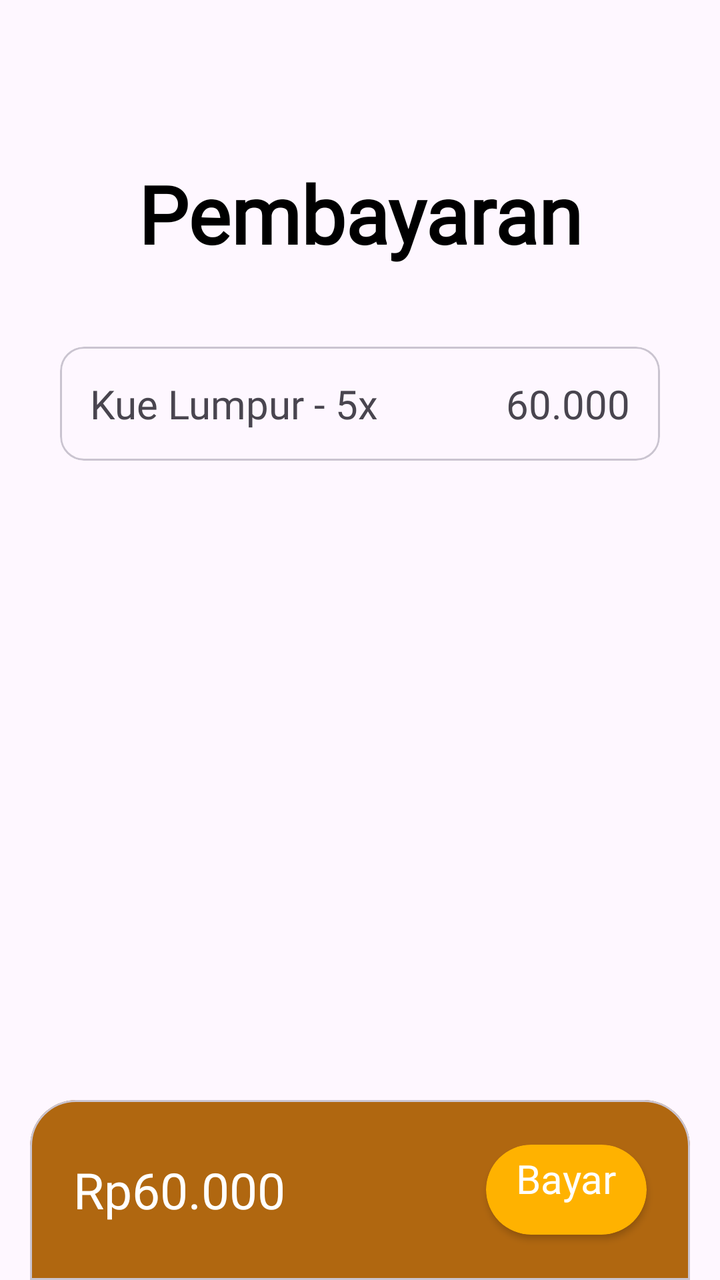
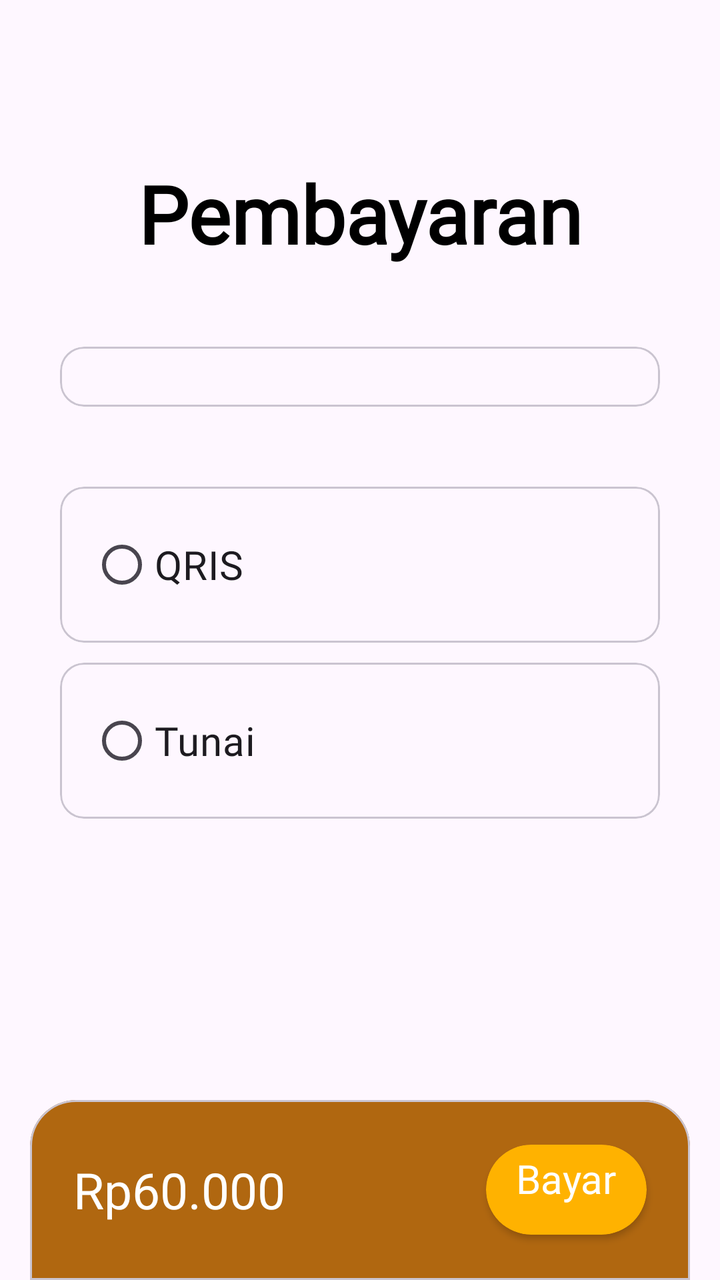

Compare the two renders of this Android layout. The source of the first and the diff that turns it into the second are given below.
<!-- AndroidManifest.xml: application theme Theme.ProjekPenjualanHilmi -->
<!-- res/layout/activity_mod_transaksi.xml -->
<?xml version="1.0" encoding="utf-8"?>
<androidx.constraintlayout.widget.ConstraintLayout xmlns:android="http://schemas.android.com/apk/res/android"
    xmlns:app="http://schemas.android.com/apk/res-auto"
    xmlns:tools="http://schemas.android.com/tools"
    android:id="@+id/main"
    android:layout_width="match_parent"
    android:layout_height="match_parent"
    tools:context=".kategori.ModKategori">

    <ScrollView
        android:layout_width="match_parent"
        android:layout_height="0dp"
        app:layout_constraintTop_toTopOf="parent"
        app:layout_constraintBottom_toTopOf="@id/layoutPesanSekarang">

        <androidx.constraintlayout.widget.ConstraintLayout
            android:layout_width="match_parent"
            android:layout_height="wrap_content">

            <TextView
                android:layout_width="wrap_content"
                android:layout_height="wrap_content"
                android:text="Pembayaran"
                android:id="@+id/tvPembayaran"
                app:layout_constraintStart_toStartOf="parent"
                app:layout_constraintEnd_toEndOf="parent"
                android:fontFamily="@font/alata"
                android:textStyle="bold"
                android:textSize="40sp"
                android:layout_marginTop="80dp"
                app:layout_constraintTop_toTopOf="parent"
                android:textColor="@color/black"/>

            <com.google.android.material.card.MaterialCardView
                android:id="@+id/cvKeteranganPembelian"
                android:layout_width="match_parent"
                android:layout_height="wrap_content"
                app:layout_constraintStart_toStartOf="parent"
                app:layout_constraintEnd_toEndOf="parent"
                android:layout_marginStart="30dp"
                app:boxCornerRadiusBottomEnd="23dp"
                app:boxCornerRadiusTopStart="23dp"
                app:boxCornerRadiusBottomStart="23dp"
                app:boxCornerRadiusTopEnd="23dp"
                android:layout_marginTop="40dp"
                android:layout_marginEnd="30dp"
                android:textColorHint="@color/black"
                app:layout_constraintTop_toBottomOf="@id/tvPembayaran">

                <androidx.constraintlayout.widget.ConstraintLayout
                    android:layout_width="match_parent"
                    android:layout_height="wrap_content"
                    android:layout_margin="15dp">

                    <TextView
                        android:layout_width="wrap_content"
                        android:layout_height="wrap_content"
                        android:text="Kue Lumpur - 5x"
                        app:layout_constraintStart_toStartOf="parent"
                        tools:ignore="MissingConstraints"
                        android:textSize="20sp"
                        android:fontFamily="@font/alata"/>

                    <TextView
                        android:layout_width="wrap_content"
                        android:layout_height="wrap_content"
                        android:text="60.000"
                        app:layout_constraintEnd_toEndOf="parent"
                        android:textSize="20sp"
                        tools:ignore="MissingConstraints"
                        android:fontFamily="@font/alata"/>

                </androidx.constraintlayout.widget.ConstraintLayout>

            </com.google.android.material.card.MaterialCardView>

        </androidx.constraintlayout.widget.ConstraintLayout>

    </ScrollView>

    <com.google.android.material.card.MaterialCardView
        android:layout_width="match_parent"
        android:id="@+id/layoutPesanSekarang"
        android:backgroundTint="#B06710"
        app:shapeAppearanceOverlay="@style/TopRoundedCard"
        android:layout_height="90dp"
        android:layout_marginHorizontal="15dp"
        app:layout_constraintBottom_toBottomOf="parent">

        <TextView
            android:id="@+id/tvTotalHarga"
            android:layout_width="wrap_content"
            android:layout_height="match_parent"
            android:gravity="start|center"
            android:text="Rp60.000"
            android:layout_marginStart="15dp"
            android:textSize="25sp"
            android:textColor="@color/white"
            android:fontFamily="@font/alata"/>

        <androidx.cardview.widget.CardView
            android:layout_width="wrap_content"
            android:id="@+id/btnPesan"
            android:layout_height="45dp"
            android:layout_marginEnd="15dp"
            android:layout_gravity="end|center"
            app:cardCornerRadius="23dp"
            android:backgroundTint="#FFB200">

            <TextView
                android:layout_width="wrap_content"
                android:layout_height="38dp"
                android:paddingHorizontal="15dp"
                android:textSize="20sp"
                android:textColor="@color/white"
                android:layout_gravity="center"
                android:fontFamily="@font/alata"
                android:text="Bayar"/>

        </androidx.cardview.widget.CardView>

    </com.google.android.material.card.MaterialCardView>

</androidx.constraintlayout.widget.ConstraintLayout>
<!-- resources referenced by this layout -->
<resources>
  <color name="black">#FF000000</color>
  <color name="white">#FFFFFFFF</color>
  <style name="TopRoundedCard" parent="">
          <item name="cornerFamily">rounded</item>
          <item name="cornerSizeTopLeft">23dp</item>
          <item name="cornerSizeTopRight">23dp</item>
          <item name="cornerSizeBottomLeft">0dp</item>
          <item name="cornerSizeBottomRight">0dp</item>
      </style>
  <style name="Theme.ProjekPenjualanHilmi" parent="Base.Theme.ProjekPenjualanHilmi" />
  <style name="Base.Theme.ProjekPenjualanHilmi" parent="Theme.Material3.Light.NoActionBar">
          
          
      </style>
</resources>

<!-- the commit's change to res/layout/activity_mod_transaksi.xml (unified diff, before → after) -->
@@ -47,30 +47,68 @@
                 android:textColorHint="@color/black"
                 app:layout_constraintTop_toBottomOf="@id/tvPembayaran">
 
-                <androidx.constraintlayout.widget.ConstraintLayout
+                <LinearLayout
+                    android:id="@+id/llItemSummary"
                     android:layout_width="match_parent"
                     android:layout_height="wrap_content"
-                    android:layout_margin="15dp">
+                    android:layout_margin="15dp"
+                    android:orientation="vertical">
 
-                    <TextView
-                        android:layout_width="wrap_content"
-                        android:layout_height="wrap_content"
-                        android:text="Kue Lumpur - 5x"
-                        app:layout_constraintStart_toStartOf="parent"
-                        tools:ignore="MissingConstraints"
-                        android:textSize="20sp"
-                        android:fontFamily="@font/alata"/>
+                    
 
-                    <TextView
-                        android:layout_width="wrap_content"
-                        android:layout_height="wrap_content"
-                        android:text="60.000"
-                        app:layout_constraintEnd_toEndOf="parent"
-                        android:textSize="20sp"
-                        tools:ignore="MissingConstraints"
-                        android:fontFamily="@font/alata"/>
+                </LinearLayout>
 
-                </androidx.constraintlayout.widget.ConstraintLayout>
+            </com.google.android.material.card.MaterialCardView>
+
+            <com.google.android.material.card.MaterialCardView
+                android:id="@+id/rbQris"
+                android:layout_width="match_parent"
+                android:layout_height="wrap_content"
+                app:layout_constraintStart_toStartOf="parent"
+                app:layout_constraintEnd_toEndOf="parent"
+                android:layout_marginStart="30dp"
+                app:boxCornerRadiusBottomEnd="23dp"
+                app:boxCornerRadiusTopStart="23dp"
+                app:boxCornerRadiusBottomStart="23dp"
+                app:boxCornerRadiusTopEnd="23dp"
+                android:layout_marginTop="40dp"
+                android:layout_marginEnd="30dp"
+                android:textColorHint="@color/black"
+                app:layout_constraintTop_toBottomOf="@id/cvKeteranganPembelian">
+
+                <com.google.android.material.radiobutton.MaterialRadioButton
+                    android:layout_width="match_parent"
+                    android:layout_margin="15dp"
+                    android:layout_height="wrap_content"
+                    android:text="QRIS"
+                    android:fontFamily="@font/alata"
+                    android:textSize="20sp"/>
+
+            </com.google.android.material.card.MaterialCardView>
+
+            <com.google.android.material.card.MaterialCardView
+                android:id="@+id/rbTunai"
+                android:layout_width="match_parent"
+                android:layout_height="wrap_content"
+                app:layout_constraintStart_toStartOf="parent"
+                app:layout_constraintEnd_toEndOf="parent"
+                android:layout_marginStart="30dp"
+                app:boxCornerRadiusBottomEnd="23dp"
+                app:boxCornerRadiusTopStart="23dp"
+                app:boxCornerRadiusBottomStart="23dp"
+                app:boxCornerRadiusTopEnd="23dp"
+                android:layout_marginTop="10dp"
+                android:layout_marginEnd="30dp"
+                android:textColorHint="@color/black"
+                app:layout_constraintTop_toBottomOf="@id/rbQris">
+
+                <com.google.android.material.radiobutton.MaterialRadioButton
+                    android:layout_width="match_parent"
+                    android:layout_margin="15dp"
+                    android:layout_height="wrap_content"
+                    android:text="Tunai"
+                    android:fontFamily="@font/alata"
+                    android:textSize="20sp"/>
 
             </com.google.android.material.card.MaterialCardView>
 
